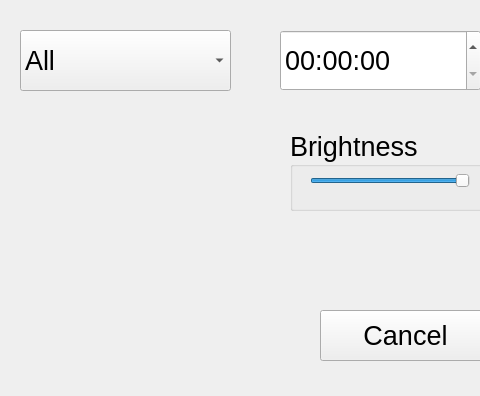
Before: the Qt Designer form Source/User Interface/Smart Home Intercom System/options.ui in sharipol/SmartHomeIntercom, drawn with Qt 5; both pictures show x 0 to 480 and y 0 to 396 of the 730 by 396 pixel window.
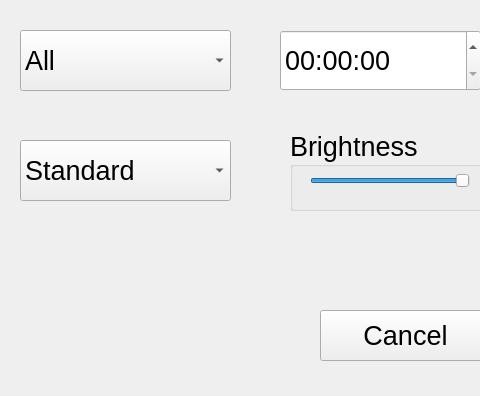
After: the same form once the commit is applied.

Commit message: Updated options menu functionality. Functions Added: Brightness adjustment via slider Volume adjustment via slider Input panel appears when admin mode is selected

```diff
--- a/Source/User Interface/Smart Home Intercom System/options.ui
+++ b/Source/User Interface/Smart Home Intercom System/options.ui
@@ -183,6 +183,42 @@
     <string>Cancel</string>
    </property>
   </widget>
+  <widget class="QComboBox" name="defaultMode">
+   <property name="geometry">
+    <rect>
+     <x>20</x>
+     <y>140</y>
+     <width>211</width>
+     <height>61</height>
+    </rect>
+   </property>
+   <property name="font">
+    <font>
+     <pointsize>20</pointsize>
+    </font>
+   </property>
+   <property name="editable">
+    <bool>false</bool>
+   </property>
+   <property name="currentIndex">
+    <number>0</number>
+   </property>
+   <item>
+    <property name="text">
+     <string>Standard</string>
+    </property>
+   </item>
+   <item>
+    <property name="text">
+     <string>Guest</string>
+    </property>
+   </item>
+   <item>
+    <property name="text">
+     <string>Admin</string>
+    </property>
+   </item>
+  </widget>
  </widget>
  <resources/>
  <connections/>
```
Left out of the diff: 48 changed lines with no effect on the pictures. The commit also changes 6 other files.
